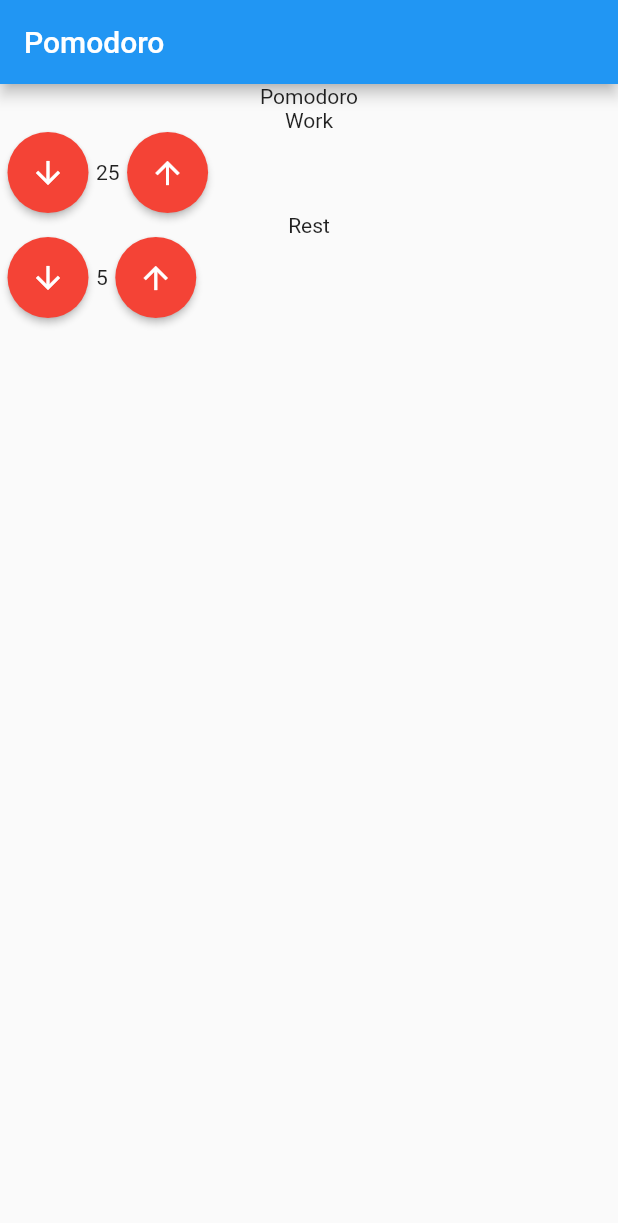
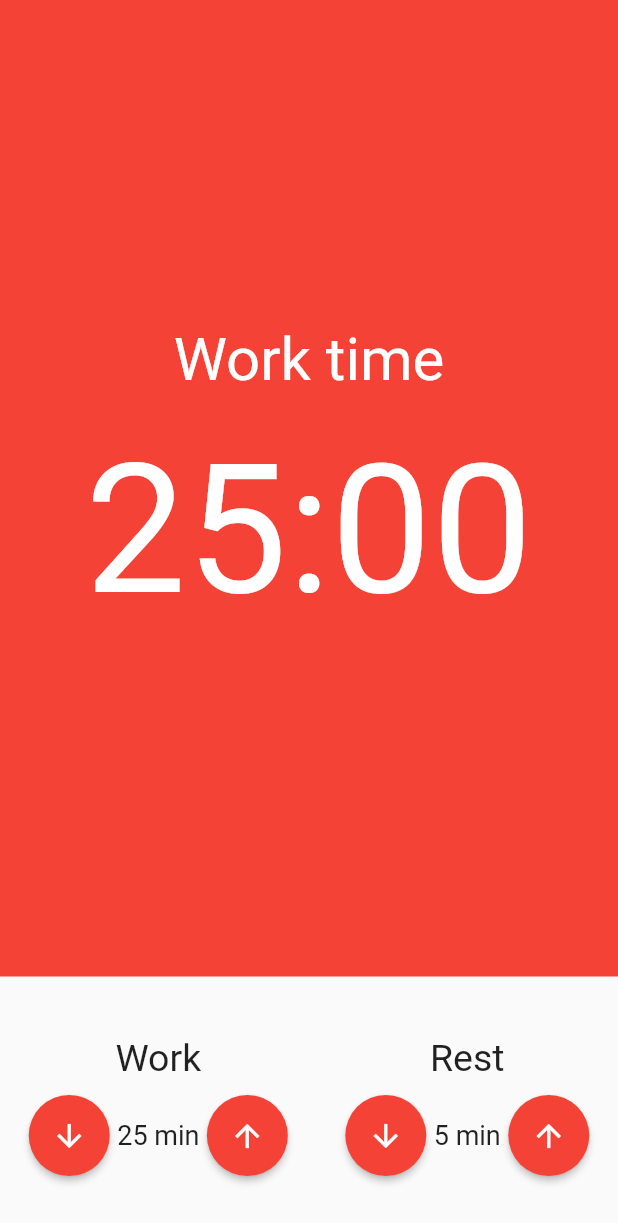
Before and after one commit to fsmaiorano/flutter_pomodoro, a Flutter app: the screen it shows after launch, on a phone screen of 412 x 824 dp. Shown: the top 1223 px of the screen. Run offline on Flutter 3.47's test engine with Material 2 defaults, Android fonts, the phone set to English and light mode, and no system bars; our stand-ins replace mobx; generated files the repository leaves out were written again.

Commit message:
implement stopwatch

```diff
--- a/lib/components/input_time.component.dart
+++ b/lib/components/input_time.component.dart
@@ -10,9 +10,12 @@ class InputTime extends StatelessWidget {
   @override
   Widget build(BuildContext context) {
     return Column(
+      crossAxisAlignment: CrossAxisAlignment.center,
       children: [
-        Text(title),
+        Text(title, style: const TextStyle(fontSize: 25)),
+        const SizedBox(height: 10),
         Row(
+          mainAxisAlignment: MainAxisAlignment.center,
           children: [
             ElevatedButton(
               onPressed: () => {},
@@ -23,7 +26,7 @@ class InputTime extends StatelessWidget {
               ),
               child: const Icon(Icons.arrow_downward, color: Colors.white),
             ),
-            Text(value.toString()),
+            Text('$value min', style: const TextStyle(fontSize: 18)),
             ElevatedButton(
               onPressed: () => {},
               style: ElevatedButton.styleFrom(
--- /dev/null
+++ b/lib/components/stop_watch.component.dart
@@ -0,0 +1,37 @@
+import 'package:flutter/cupertino.dart';
+import 'package:flutter/material.dart';
+import 'package:flutter/src/foundation/key.dart';
+import 'package:flutter/src/widgets/framework.dart';
+
+class StopWatch extends StatelessWidget {
+  const StopWatch({Key? key}) : super(key: key);
+
+  @override
+  Widget build(BuildContext context) {
+    return Container(
+      color: Colors.red,
+      child: Column(
+        mainAxisAlignment: MainAxisAlignment.center,
+        crossAxisAlignment: CrossAxisAlignment.center,
+        children: const [
+          Text(
+            'Work time',
+            style: TextStyle(
+              fontSize: 40,
+              color: Colors.white,
+            ),
+          ),
+          SizedBox(height: 20),
+          Text(
+            '25:00',
+            style: TextStyle(
+              fontSize: 120,
+              color: Colors.white,
+            ),
+          ),
+          SizedBox(height: 10),
+        ],
+      ),
+    );
+  }
+}
--- a/lib/pages/pomodoro.page.dart
+++ b/lib/pages/pomodoro.page.dart
@@ -1,5 +1,6 @@
 import 'package:flutter/material.dart';
 import 'package:flutter_pomodoro/components/input_time.component.dart';
+import 'package:flutter_pomodoro/components/stop_watch.component.dart';
 
 class PomodoroPage extends StatelessWidget {
   const PomodoroPage({Key? key}) : super(key: key);
@@ -7,14 +8,20 @@ class PomodoroPage extends StatelessWidget {
   @override
   Widget build(BuildContext context) {
     return Scaffold(
-      appBar: AppBar(
-        title: const Text('Pomodoro'),
-      ),
       body: Column(
-        children: const [
-          Text('Pomodoro'),
-          InputTime(title: 'Work', value: 25),
-          InputTime(title: 'Rest', value: 5)
+        crossAxisAlignment: CrossAxisAlignment.stretch,
+        children: [
+          const Expanded(child: StopWatch()),
+          Padding(
+            padding: const EdgeInsets.symmetric(vertical: 40),
+            child: Row(
+              mainAxisAlignment: MainAxisAlignment.spaceAround,
+              children: const [
+                InputTime(title: 'Work', value: 25),
+                InputTime(title: 'Rest', value: 5)
+              ],
+            ),
+          )
         ],
       ),
     );
```
